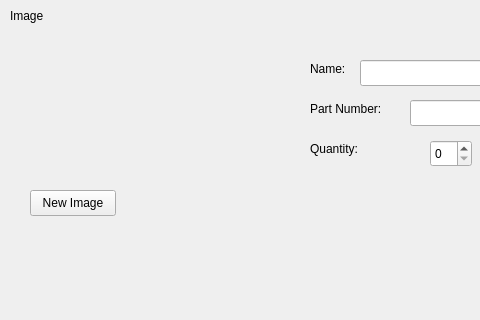
This is app/layout/AddItemDialog.ui in saul-escobedo/Electronics_Inventory as Qt 5 draws it before an edit; both pictures show x 0 to 480 and y 0 to 320 of the 668 by 638 pixel window. The edited form follows.
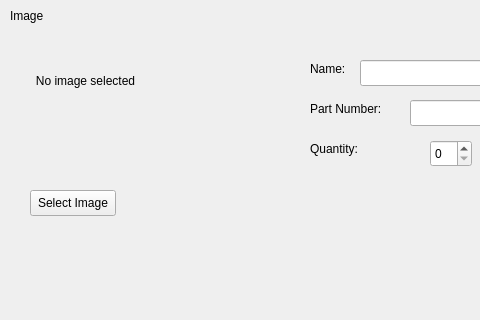
This is the edited form.

Patch:
```diff
--- a/app/layout/AddItemDialog.ui
+++ b/app/layout/AddItemDialog.ui
@@ -108,7 +108,7 @@
     </rect>
    </property>
    <property name="text">
-    <string>New Image</string>
+    <string>Select Image</string>
    </property>
   </widget>
   <widget class="QLabel" name="Image_Label">
@@ -121,7 +121,10 @@
     </rect>
    </property>
    <property name="text">
-    <string/>
+    <string>No image selected</string>
+   </property>
+   <property name="alignment">
+    <set>Qt::AlignCenter</set>
    </property>
   </widget>
   <widget class="QSpinBox" name="edit_quantity">
```
Left out of the diff: 2 changed lines with no effect on the pictures.
